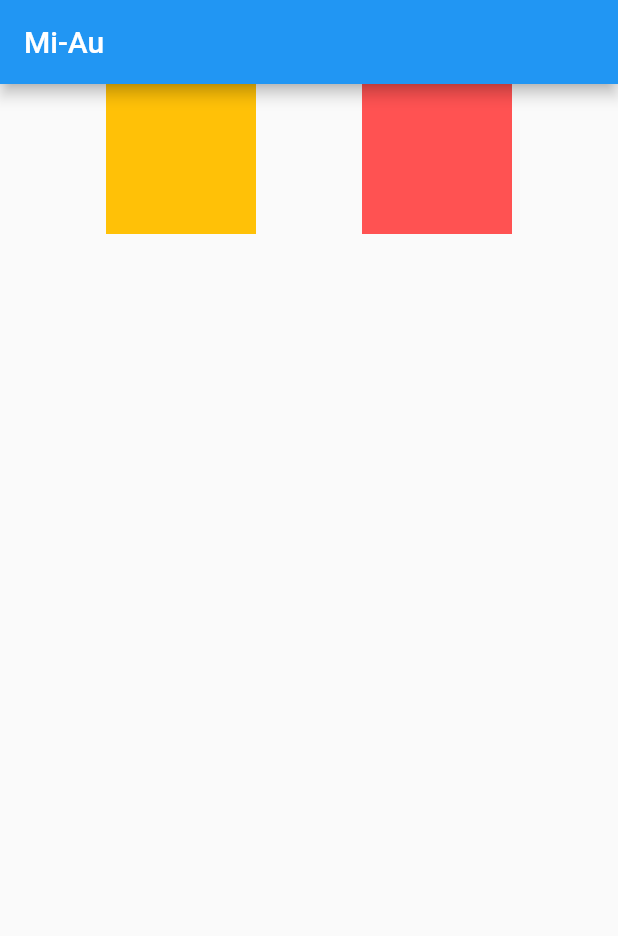
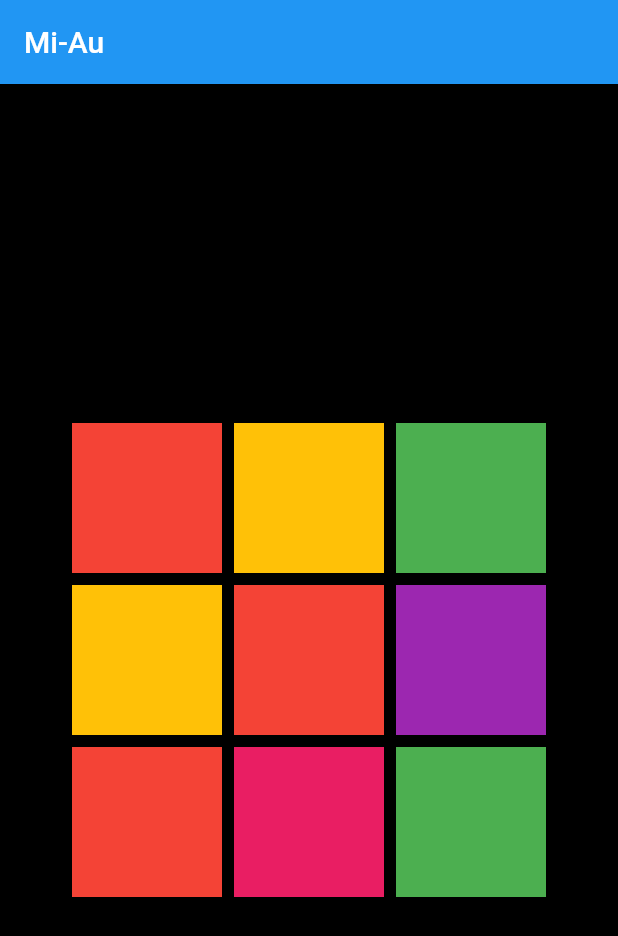
Before and after one commit to matiasfilho81/mi_au, a Flutter app: the screen it shows after launch, on a phone screen of 412 x 824 dp. Shown: the top 936 px of the screen. Run offline on Flutter 3.47's test engine with Material 2 defaults, Android fonts, the phone set to English and light mode, and no system bars.

Commit message:
face de um cubo mágico

```diff
--- a/lib/pages/home.dart
+++ b/lib/pages/home.dart
@@ -16,21 +16,50 @@ class _MyHomePageState extends State<MyHomePage> {
       appBar: AppBar(
         title: Text(widget.title),
       ),
-      body: Row(
-        mainAxisAlignment: MainAxisAlignment.spaceEvenly,
-        children: <Widget>[
-          Container(
-            width: 100,
-            height: 100,
-            color: Colors.amber,
-          ),
-          Container(
-            width: 100,
-            height: 100,
-            color: Colors.redAccent,
-          ),
+      body: Container(
+        color: Colors.black,
+        child: coluna(),
+      ),
+    );
+  }
+
+  Column coluna() {
+    return Column(
+        mainAxisAlignment: MainAxisAlignment.center,
+        crossAxisAlignment: CrossAxisAlignment.center,
+        mainAxisSize: MainAxisSize.max,
+        children: [
+          linha(Colors.red, Colors.amber, Colors.green),
+          linha(Colors.amber, Colors.red, Colors.purple),
+          linha(Colors.red, Colors.pink, Colors.green),
+
         ],
-      ),
+      );
+  }
+
+  Widget linha(MaterialColor a, MaterialColor b, MaterialColor c) {
+    return Row(
+      mainAxisSize: MainAxisSize.max,
+      crossAxisAlignment: CrossAxisAlignment.center,
+      mainAxisAlignment: MainAxisAlignment.center,
+      children: <Widget>[
+        face(a, 100, 100),
+        face(b, 100, 100),
+        face(c, 100, 100),
+      ],
+    );
+  }
+
+  Widget face(
+    MaterialColor cor,
+    double widthCotainer,
+    double heightCotainer,
+  ) {
+    return Container(
+      margin: const EdgeInsets.all(4.0),
+      width: widthCotainer,
+      height: heightCotainer,
+      color: cor,
     );
   }
 }
```
